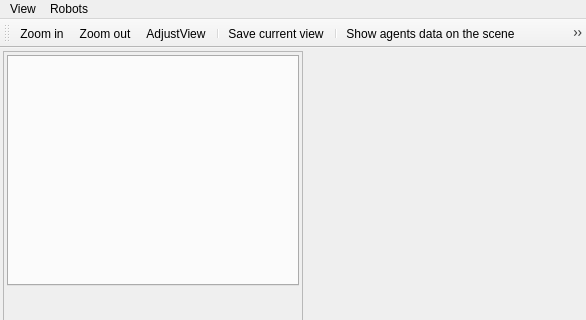
assisi/CATS2, file source/cats/gui/MainWindow.ui: the form before one commit; both pictures show x 0 to 586 and y 0 to 320 of the 586 by 524 pixel window.
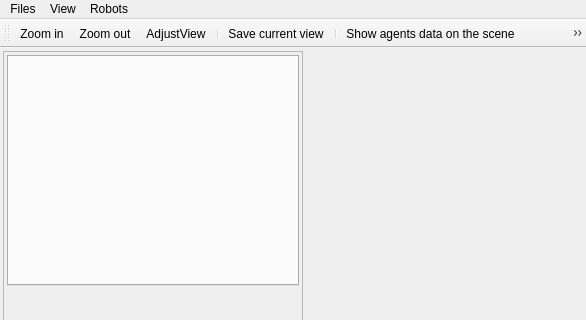
The form after the commit. Icons and pictures are not drawn.

What changed in the file:
```diff
--- a/source/cats/gui/MainWindow.ui
+++ b/source/cats/gui/MainWindow.ui
@@ -136,6 +136,13 @@
     </property>
     <addaction name="actionReconnectToRobots"/>
    </widget>
+   <widget class="QMenu" name="menuFiles">
+    <property name="title">
+     <string>Files</string>
+    </property>
+    <addaction name="actionPreferences"/>
+   </widget>
+   <addaction name="menuFiles"/>
    <addaction name="menuView"/>
    <addaction name="menuRobots"/>
   </widget>
```
Left out of the diff: 9 changed lines with no effect on the pictures.
